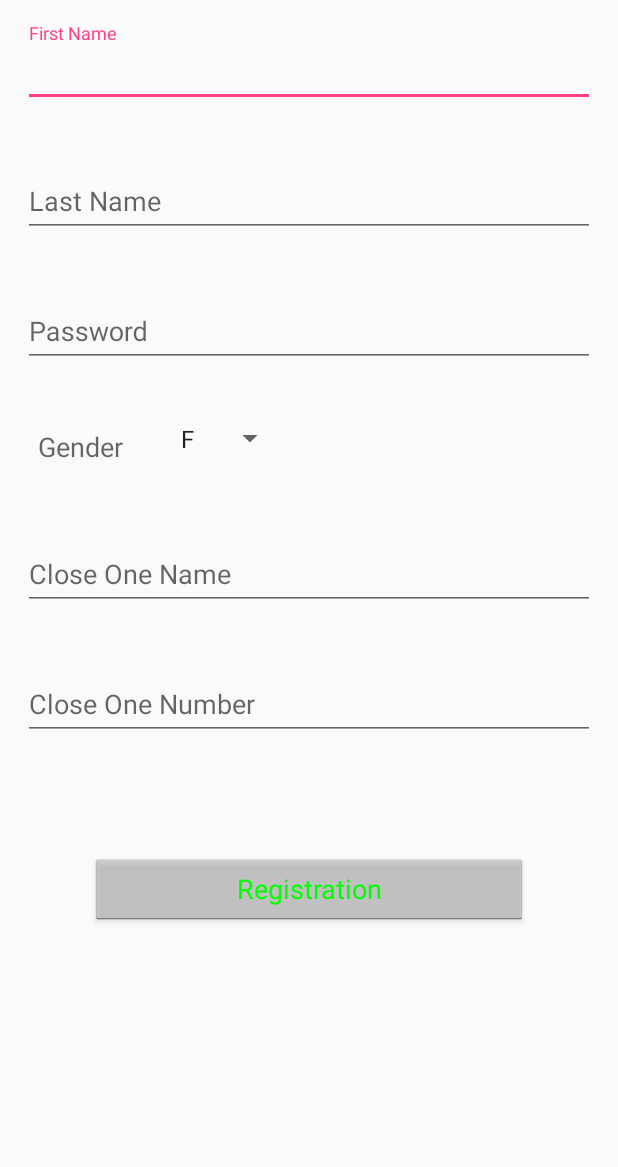
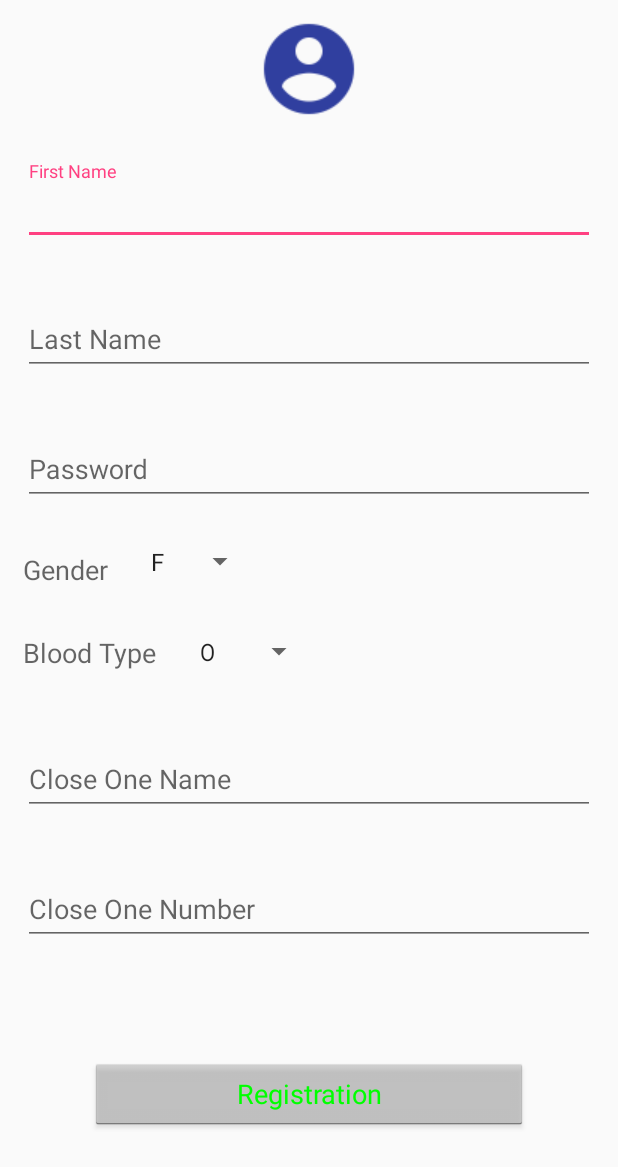
Before and after one commit to alexDorni/CivilRights, an Android app: the RegisterCivil screen opened directly, with no data from a screen before it, on a phone screen of 412 x 824 dp. Shown: the top 1167 px of the screen. Run offline under Robolectric (Android 15) with nearby library versions, the phone set to English and light mode, and no system bars; our stand-ins replace Firebase (no records; nobody signed in at launch, a user with empty details on screens opened directly).

```diff
--- a/app/src/main/java/com/example/heroalex/copscivilslicense/RegisterCivil.java
+++ b/app/src/main/java/com/example/heroalex/copscivilslicense/RegisterCivil.java
@@ -2,8 +2,25 @@ package com.example.heroalex.copscivilslicense;
 
 import android.app.Activity;
 import android.os.Bundle;
+import android.util.Log;
+import android.view.View;
 import android.widget.ArrayAdapter;
+import android.widget.Button;
+import android.widget.EditText;
 import android.widget.Spinner;
+import android.widget.Toast;
+
+import com.google.firebase.database.ChildEventListener;
+import com.google.firebase.database.DataSnapshot;
+import com.google.firebase.database.DatabaseError;
+import com.google.firebase.database.DatabaseReference;
+import com.google.firebase.database.FirebaseDatabase;
+import com.google.firebase.database.Query;
+import com.google.firebase.database.ValueEventListener;
+
+import java.util.HashMap;
+import java.util.Map;
+
 
 /**
  * Created by Hero Alex on 11/23/2017.
@@ -14,10 +31,74 @@ public class RegisterCivil extends Activity{
     protected void onCreate(Bundle saveInstanceState){
         super.onCreate(saveInstanceState);
         setContentView(R.layout.register_log);
+
+        spinnerSexAdapter();
+        spineerBloodType();
+
+        final String FirstName = ((EditText) findViewById(R.id.input_first_name)).getText().toString();
+        final String LastName = ((EditText) findViewById(R.id.input_last_name)).getText().toString();
+        final String Password = ((EditText) findViewById(R.id.input_password_register)).getText().toString();
+        final String Gender = ((Spinner) findViewById(R.id.spinner_sex_registration)).getSelectedItem().toString();
+        final String BloodType = ((Spinner) findViewById(R.id.spinner_blood_type_registration)).getSelectedItem().toString();
+        final String CloseOneName = ((EditText) findViewById(R.id.input_close_one_name)).getText().toString();
+        final String CloseOneNumber = ((EditText) findViewById(R.id.input_close_one_number)).getText().toString();
+
+
+
+        Button mButtonRegister = (Button) findViewById(R.id.button_registration);
+        mButtonRegister.setOnClickListener(new View.OnClickListener() {
+            @Override
+            public void onClick(View v) {
+
+
+
+
+                // ----------------------------------------------------------------------------------------------------------------------------------//
+                // de ce este NULL FIRST NAME UL...
+
+
+
+                Toast.makeText(getApplicationContext(), FirstName, Toast.LENGTH_SHORT).show();
+
+
+                FirebaseDatabase database = FirebaseDatabase.getInstance();
+
+                DatabaseReference usersRef = database.getReference("civil");
+
+               //usersRef.setValue("HELOOOO");
+
+                //WRITE IN FIREBASE WORKING BUT NULL
+               /* usersRef.setValue(new CivilData.CivilDataBuilder(FirstName, LastName)
+                        .password(Password)
+                        .gender(Gender)
+                        .bloodType(BloodType)
+                        .closeOneName(CloseOneName)
+                        .closeOneNumber(CloseOneNumber)
+                        .build());*/
+            }
+        });
+
+    }
+
+
+    private void spinnerSexAdapter(){
         Spinner spinnerSex = (Spinner) findViewById(R.id.spinner_sex_registration);
 
         ArrayAdapter<CharSequence> adapterSex =  ArrayAdapter.createFromResource(RegisterCivil.this, R.array.spinner_sex_array, android.R.layout.simple_spinner_item);
         adapterSex.setDropDownViewResource(android.R.layout.simple_spinner_item);
         spinnerSex.setAdapter(adapterSex);
     }
+    private void spineerBloodType(){
+        Spinner spinnerBlood = (Spinner) findViewById(R.id.spinner_blood_type_registration);
+
+        ArrayAdapter<CharSequence> adapterBlood =  ArrayAdapter.createFromResource(RegisterCivil.this, R.array.spinner_blood_stringArray, android.R.layout.simple_spinner_item);
+        adapterBlood.setDropDownViewResource(android.R.layout.simple_spinner_item);
+        spinnerBlood.setAdapter(adapterBlood);
+    }
+
+    private void RegisterUser(){
+
+        //send to firebase
+
+    }
 }
--- a/app/src/main/res/layout/dialog_log.xml
+++ b/app/src/main/res/layout/dialog_log.xml
@@ -71,7 +71,7 @@
         android:layout_margin="10dp"
         android:textAlignment="center"
         android:textSize="18sp"
-        android:text="Nu ai cont? Înregistrează-te!"
+        android:text="Don't have an account? Register here"
         android:textColor="@color/colorPrimaryDark" />
 
 </LinearLayout>
--- a/app/src/main/res/layout/register_log.xml
+++ b/app/src/main/res/layout/register_log.xml
@@ -10,15 +10,26 @@
         android:layout_gravity="left"
         android:orientation="vertical">
 
+        <ImageView
+            android:id="@+id/icon_log_in"
+            android:layout_width="wrap_content"
+            android:layout_height="wrap_content"
+            android:layout_gravity="center_horizontal"
+            android:layout_margin="10dp"
+            android:tint="@color/colorPrimaryDark"
+            android:src="@drawable/ic_account_circle_black_48dp"
+            />
+
         <android.support.design.widget.TextInputLayout
             android:id="@+id/layout_input_first_name"
             android:layout_width="match_parent"
             android:layout_height="wrap_content"
             android:padding="15dp">
-        <AutoCompleteTextView
+        <EditText
             android:id="@+id/input_first_name"
             android:layout_width="match_parent"
             android:layout_height="wrap_content"
+            android:textSize="18dp"
             android:hint="@string/first_name"/>
         </android.support.design.widget.TextInputLayout>
 
@@ -27,10 +38,11 @@
             android:layout_width="match_parent"
             android:layout_height="wrap_content"
             android:padding="15dp">
-        <AutoCompleteTextView
+        <EditText
            android:id="@+id/input_last_name"
            android:layout_width="match_parent"
            android:layout_height="wrap_content"
+           android:textSize="18dp"
            android:hint="@string/last_name"/>
         </android.support.design.widget.TextInputLayout>
 
@@ -39,14 +51,14 @@
             android:layout_width="match_parent"
             android:layout_height="wrap_content"
             android:padding="15dp">
-        <AutoCompleteTextView
+        <EditText
             android:id="@+id/input_password_register"
             android:layout_width="match_parent"
             android:layout_height="wrap_content"
+            android:textSize="18dp"
             android:hint="@string/password"/>
         </android.support.design.widget.TextInputLayout>
 
-        <!-- Aici'sa cum ar trebui s'arate mai frumos? -->
             <LinearLayout
                 android:id="@+id/layout_select_gender"
                 android:layout_width="match_parent"
@@ -56,7 +68,7 @@
                 <TextView
                     android:layout_width="wrap_content"
                     android:layout_height="match_parent"
-                    android:layout_margin="25dp"
+                    android:layout_margin="15dp"
                     android:textSize="18dp"
                     android:hint="@string/gender_sex"
                     />
@@ -71,17 +83,42 @@
 
                 </Spinner>
             </LinearLayout>
-        <!-- Aici'sa se termina -->
+
+        <LinearLayout
+            android:id="@+id/layout_select_blood_type"
+            android:layout_width="match_parent"
+            android:layout_height="wrap_content"
+            android:layout_gravity="left"
+            android:orientation="horizontal">
+            <TextView
+                android:layout_width="wrap_content"
+                android:layout_height="match_parent"
+                android:layout_margin="15dp"
+                android:textSize="18dp"
+                android:hint="@string/blood_type"
+                />
+
+            <Spinner
+                android:id="@+id/spinner_blood_type_registration"
+                android:layout_width="wrap_content"
+                android:layout_height="fill_parent"
+                android:layout_gravity="left"
+                android:layout_marginTop="25dp"
+                android:layout_margin="5dp">
+
+            </Spinner>
+        </LinearLayout>
 
         <android.support.design.widget.TextInputLayout
             android:id="@+id/layout_input_close_one_name"
             android:layout_width="match_parent"
             android:layout_height="wrap_content"
             android:padding="15dp">
-        <AutoCompleteTextView
-            android:id="@+id/input_close_one_person"
+        <EditText
+            android:id="@+id/input_close_one_name"
             android:layout_width="match_parent"
             android:layout_height="wrap_content"
+            android:textSize="18dp"
             android:hint="@string/close_one"/>
         </android.support.design.widget.TextInputLayout>
 
@@ -90,14 +127,16 @@
             android:layout_width="match_parent"
             android:layout_height="wrap_content"
             android:padding="15dp">
-        <AutoCompleteTextView
-            android:id="@+id/input_email_register"
+        <EditText
+            android:id="@+id/input_close_one_number"
             android:layout_width="match_parent"
             android:layout_height="wrap_content"
+            android:textSize="18dp"
             android:hint="@string/close_one_number"/>
         </android.support.design.widget.TextInputLayout>
 
         <Button
+            android:id="@+id/button_registration"
             android:layout_width="match_parent"
             android:layout_height="wrap_content"
             android:layout_margin="60dp"
--- a/app/src/main/res/values/strings.xml
+++ b/app/src/main/res/values/strings.xml
@@ -17,6 +17,7 @@
     <string name="first_name">First Name</string>
     <string name="last_name">Last Name</string>
     <string name="gender_sex">Gender</string>
+    <string name="blood_type">Blood Type</string>
     <string name="close_one">Close One Name</string>
     <string name="close_one_number">Close One Number</string>
     <string name="register">Register</string>
```
Also changed, not shown: app/build.gradle (+7 -0 lines), app/src/main/java/com/example/heroalex/copscivilslicense/CivilData.java (added, +98 -0 lines), app/src/main/java/com/example/heroalex/copscivilslicense/MainActivity.java (+13 -13 lines).
